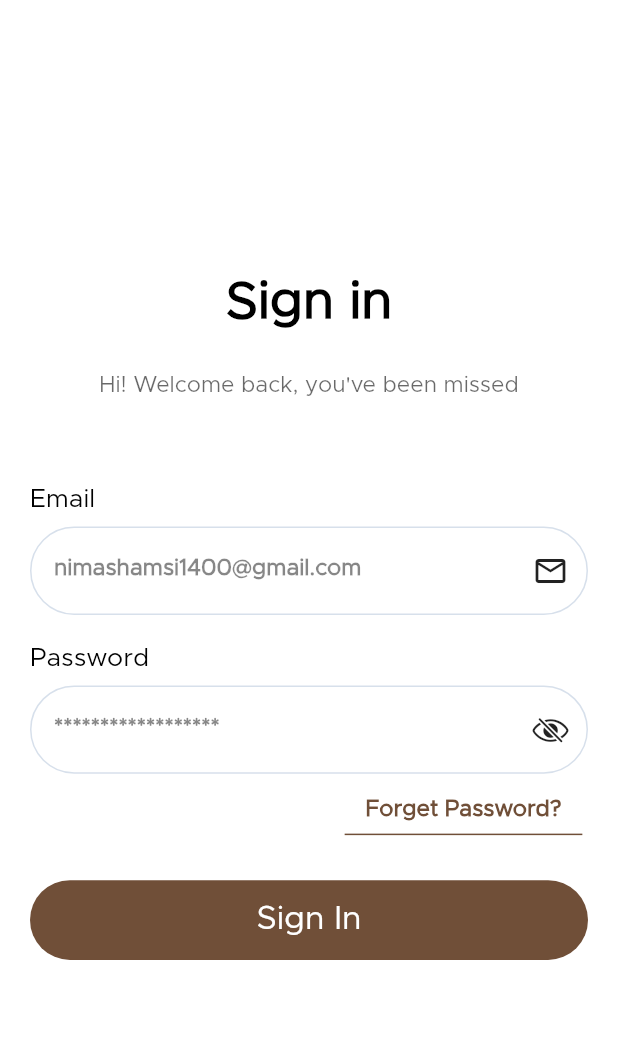
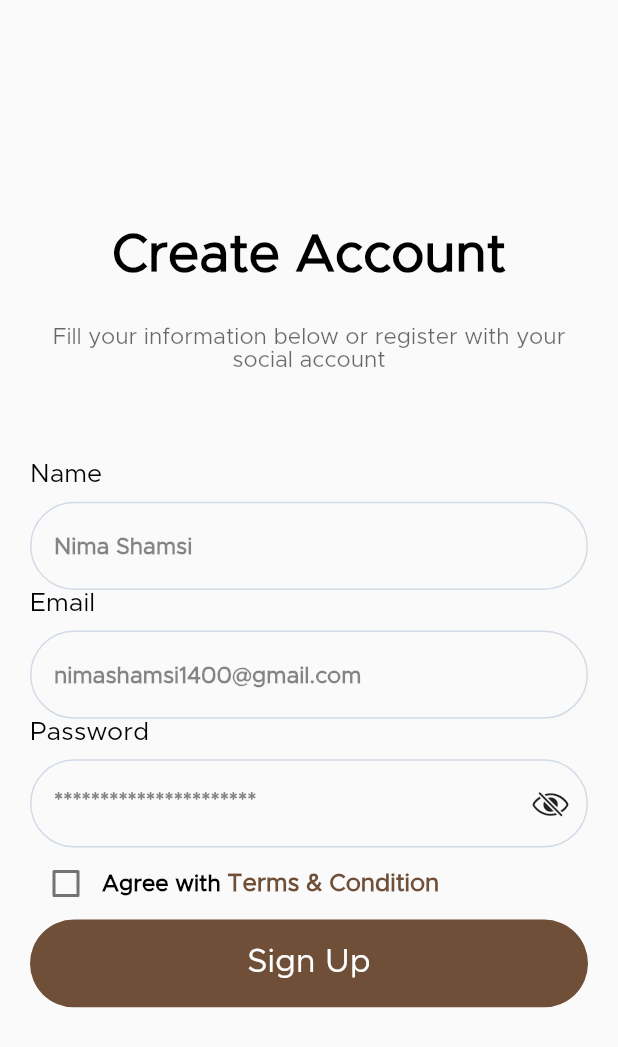
Before and after one commit to MrNIMA87/ClothingShop, a Flutter app: the screen it shows after launch, on a phone screen of 412 x 824 dp. Shown: the top 1047 px of the screen. Run offline on Flutter 3.47's test engine with Material 2 defaults, Android fonts, the phone set to English and light mode, and no system bars; our stand-ins replace flutter_svg, get.

Commit message:
create sign up page

```diff
--- /dev/null
+++ b/lib/constant/Strings/sign_up_strings.dart
@@ -0,0 +1,6 @@
+class SignUpStrings {
+  static const String info =
+      'Fill your information below or register with your social account';
+  static const String hintName = 'Nima Shamsi';
+  static const String hintEmail = 'nimashamsi1400@gmail.com';
+}
--- a/lib/main.dart
+++ b/lib/main.dart
@@ -1,6 +1,7 @@
 import 'package:clothing_shop/theme/colors/general_colors.dart';
 import 'package:clothing_shop/theme/themes.dart';
-import 'package:clothing_shop/view/screens/sign_in.dart';
+import 'package:clothing_shop/view/screens/sign/sign_in.dart';
+import 'package:clothing_shop/view/screens/sign/sign_up.dart';
 import 'package:clothing_shop/view/screens/welcome_screen.dart';
 import 'package:flutter/material.dart';
 import 'package:flutter/services.dart';
@@ -27,7 +28,7 @@ class MyApp extends StatelessWidget {
       locale:const Locale('en'),
       debugShowCheckedModeBanner: false,
       theme: AppThemes.themeData,
-      home: SignIn(),
+      home: SignUp(),
     );
   }
 }
--- /dev/null
+++ b/lib/theme/textStyle/sign_up.dart
@@ -0,0 +1,18 @@
+import 'package:flutter/material.dart';
+
+import '../colors/general_colors.dart';
+
+class SignUpStyle {
+  static const TextStyle title = TextStyle(
+    fontFamily: 'Avenir_Regular',
+    fontSize: 15,
+    fontWeight: FontWeight.w600,
+    color: Colors.black,
+  );
+    static const TextStyle forgetPassword = TextStyle(
+    color: GeneralColors.primaryColor,
+    fontFamily: 'Avenir_Regular',
+    fontSize: 16,
+    fontWeight: FontWeight.w700,
+  );
+}
--- a/lib/view/screens/sign_in.dart
+++ b/lib/view/screens/sign/sign_in.dart
@@ -94,7 +94,7 @@ class SignIn extends StatelessWidget {
                 //button SignIn
                 ButtonSign(title: 'Sign In'),
                 //LOGIN WITH OTHER PLATFORM
-              //TODO:  OtherSign(title: 'Or sign in with')
+                //TODO:  OtherSign(title: 'Or sign in with')
               ],
             ),
           ),
--- /dev/null
+++ b/lib/view/screens/sign/sign_up.dart
@@ -0,0 +1,117 @@
+import 'dart:developer';
+
+import 'package:clothing_shop/constant/Strings/sign_up_strings.dart';
+import 'package:clothing_shop/constant/extension.dart';
+import 'package:clothing_shop/theme/colors/general_colors.dart';
+import 'package:clothing_shop/theme/textStyle/sign_up.dart';
+import 'package:clothing_shop/view/widgets/general/button_sign.dart';
+import 'package:clothing_shop/view/widgets/sgin/input.dart';
+import 'package:flutter/cupertino.dart';
+import 'package:flutter/material.dart';
+import 'package:get/get.dart';
+
+import '../../../constant/Strings/sign_in_strings.dart';
+import '../../../constant/dimens.dart';
+import '../../../theme/textStyle/sgin_in_style.dart';
+
+class SignUp extends StatelessWidget {
+  SignUp({super.key});
+  RxBool visiblePassword = true.obs;
+  RxBool acceptRules = false.obs;
+  @override
+  Widget build(BuildContext context) {
+    return Scaffold(
+      body: Padding(
+        padding: const EdgeInsets.all(20.0),
+        child: Center(
+          child: Column(
+            mainAxisAlignment: MainAxisAlignment.center,
+            children: [
+              //Title
+              const Text(
+                'Create Account',
+                style: SignInStyle.title,
+                textAlign: TextAlign.center,
+              ),
+              Dimens.bodyMargin.height,
+              //Text Welcome
+              const Text(
+                SignUpStrings.info,
+                style: SignInStyle.welcome,
+                textAlign: TextAlign.center,
+              ),
+              (Dimens.bodyMargin * 2).height,
+              //inputs
+              Column(
+                children: [
+                  //name
+                  SignInInput(
+                    title: "Name",
+                    hint: SignUpStrings.hintName,
+                    textInputType: TextInputType.emailAddress,
+                    visiblePassword: false.obs,
+                  ),
+                  //email
+                  SignInInput(
+                    title: "Email",
+                    hint: SignUpStrings.hintEmail,
+                    textInputType: TextInputType.emailAddress,
+                    visiblePassword: false.obs,
+                  ),
+                  //password
+                  Obx(
+                    () => SignInInput(
+                      title: "Password",
+                      hint: '**********************',
+                      textInputType: TextInputType.visiblePassword,
+                      visiblePassword: true.obs,
+                      Icon: IconButton(
+                        onPressed: () {
+                          visiblePassword.value = !visiblePassword.value;
+                          print(visiblePassword.value);
+                        },
+                        icon: Icon(visiblePassword.value == true
+                            ? CupertinoIcons.eye_slash
+                            : CupertinoIcons.eye_fill),
+                      ),
+                    ),
+                  ),
+                ],
+              ),
+              Row(
+                children: [
+                  Obx(
+                    () => Checkbox(
+                      activeColor: GeneralColors.primaryColor,
+                      value: acceptRules.value,
+                      onChanged: (value) {
+                        acceptRules.value = value!;
+                        print(acceptRules);
+                      },
+                    ),
+                  ),
+                  RichText(
+                    text: const TextSpan(
+                      text: '',
+                      children: [
+                        TextSpan(
+                          text: 'Agree with ',
+                          style: SignUpStyle.title,
+                        ),
+                        TextSpan(
+                          text: 'Terms & Condition',
+                          style: SignUpStyle.forgetPassword,
+                        ),
+                      ],
+                    ),
+                  )
+                ],
+              ),
+              ButtonSign(title: 'Sign Up'),
+            ],
+          ),
+        ),
+      ),
+    );
+  }
+}
--- a/lib/view/screens/welcome_screen.dart
+++ b/lib/view/screens/welcome_screen.dart
@@ -4,7 +4,7 @@ import 'package:clothing_shop/constant/extension.dart';
 import 'package:clothing_shop/gen/assets.gen.dart';
 import 'package:clothing_shop/theme/colors/general_colors.dart';
 import 'package:clothing_shop/theme/textStyle/welcome_style.dart';
-import 'package:clothing_shop/view/screens/sign_in.dart';
+import 'package:clothing_shop/view/screens/sign/sign_in.dart';
 import 'package:flutter/material.dart';
 import 'package:get/get.dart';
 
--- a/lib/view/widgets/general/button_sign.dart
+++ b/lib/view/widgets/general/button_sign.dart
@@ -10,7 +10,7 @@ class ButtonSign extends StatelessWidget {
   Widget build(BuildContext context) {
     return Container(
       width: Get.width,
-      height: Get.height / 15.5,
+      height: Get.height / 14.1,
       decoration: const BoxDecoration(
         color: GeneralColors.primaryColor,
         borderRadius: BorderRadius.all(
```
